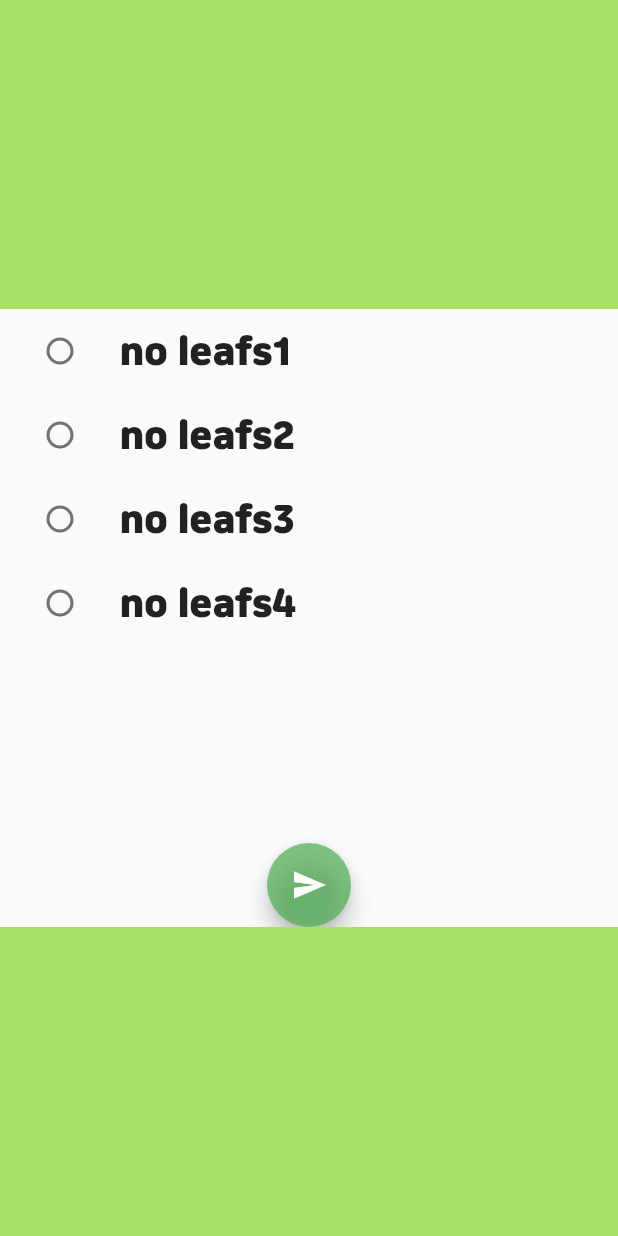
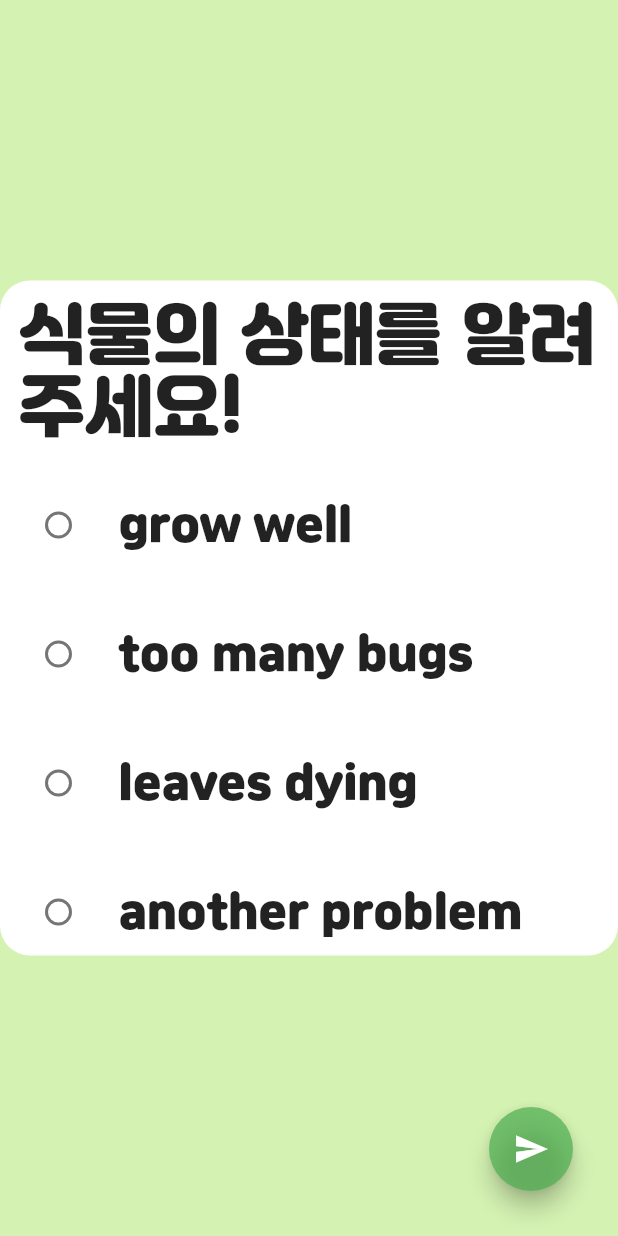
Before and after one commit to leedinf/Hachathon_JWJ, a Flutter app: the FeedbackPage screen opened directly with empty values, on a phone screen of 412 x 824 dp. Run offline on Flutter 3.47's test engine with Material 2 defaults, Android fonts, the phone set to English and light mode, and no system bars.

Commit message:
2days night

```diff
--- a/jwj_plantdo/lib/bad_page.dart
+++ b/jwj_plantdo/lib/bad_page.dart
@@ -45,8 +45,8 @@ class BadPage extends StatelessWidget {
             },
             child: Card(
               child: ListTile(
-                title: Text(flower.name),
-                subtitle: Text(flower.nickname),
+                title: Center(child: Text(flower.name)),
+                subtitle: Center(child: Text(flower.nickname)),
               ),
             ),
           ),
--- a/jwj_plantdo/lib/feed_back.dart
+++ b/jwj_plantdo/lib/feed_back.dart
@@ -1,3 +1,5 @@
+import 'dart:io';
+
 import 'package:flutter/material.dart';
 import 'package:jwj_plantdo/flower_card.dart';
 import 'package:jwj_plantdo/good_page.dart';
@@ -15,9 +17,12 @@ class _FeedbackPageState extends State<FeedbackPage> {
 
   Widget _buildListTile(String feedbackOption, int feedbackNumber) {
     return ListTile(
+      contentPadding: EdgeInsets.all(15),
+
       title: Text(feedbackOption,style: TextStyle(
-        fontSize: 24
+        fontSize: 30
       ),),
+
       leading: Radio<String>(
         value: feedbackOption,
         groupValue: _selectedFeedback,
@@ -25,44 +30,80 @@ class _FeedbackPageState extends State<FeedbackPage> {
           setState(() {
             _selectedFeedback = value ?? '';
             _selectedFeedbackNumber = feedbackNumber;
+            print(_selectedFeedbackNumber);
           });
         },
       ),
     );
   }
-
   @override
   Widget build(BuildContext context) {
     return Scaffold(
-      body: Column(
-        crossAxisAlignment: CrossAxisAlignment.center,
+
+        backgroundColor: Color(0xFFD4F2B2),
+      body: Stack(
         children: <Widget>[
-          Container(height: MediaQuery.of(context).size.height*0.25,color: Color(0xFFA5E166)),
-          Expanded(
-            child: ListView(
+          Center(
+            child: Container(
+              width: 800,
+              height: 450,
+        decoration: BoxDecoration(
+          borderRadius: BorderRadius.circular(20),
+          color: Colors.white,
+        ),
+              child: Column(
+                children: [
+                  Padding(
+                    padding: const EdgeInsets.all(12.0),
+                    child: Container(
+                      child: Text('식물의 상태를 알려주세요!', style: TextStyle(
+                          fontSize: 45
+                        ),),
+                      decoration: BoxDecoration(
+                        borderRadius: BorderRadius.circular(20)
+                      ),
+                    ),
+                  ),
+                  ListView(
+                    shrinkWrap: true,
                     children: <Widget>[
-                _buildListTile('no leafs1', 1),
-                _buildListTile('no leafs2', 2),
-                _buildListTile('no leafs3', 3),
-                _buildListTile('no leafs4', 4),
+                      _buildListTile('grow well', 1),
+                      _buildListTile('too many bugs', 2),
+                      _buildListTile('leaves dying', 3),
+                      _buildListTile('another problem', 4),
+                    ],
+                  ),
                 ],
               ),
             ),
-          Container(
+          ),
+          Positioned(
+            right: 30,
+            bottom: 30,
+            child: Container(
               child: FloatingActionButton(
                 onPressed: () {
+                  //김명준함수(_selectedFeedbackNumber)
+                  if(_selectedFeedbackNumber!=0) {
+                    ScaffoldMessenger.of(context).showSnackBar(SnackBar(
+
+                      content: Center(child: Text('고마워요 !')),
+                      duration: Duration(seconds: 3), // 메시지가 표시되는 시간 (3초)
+                    ));
+
                     Navigator.push(
                       context,
                       MaterialPageRoute(
                         builder: (context) => GoodPage(flower: widget.flower),
                       ),
                     );
+                  }
                 },
                 backgroundColor: Colors.green.withOpacity(0.7),
                 child: const Icon(Icons.send),
               ),
             ),
-          Container(height: MediaQuery.of(context).size.height*0.25,color: Color(0xFFA5E166)),
+          ),
         ],
       ),
     );
--- a/jwj_plantdo/lib/flower_card.dart
+++ b/jwj_plantdo/lib/flower_card.dart
@@ -142,7 +142,7 @@ class FlowerCard extends StatelessWidget {
             child: Padding(
               padding: const EdgeInsets.all(8.0),
               child: Column(
-                crossAxisAlignment: CrossAxisAlignment.start,
+                crossAxisAlignment: CrossAxisAlignment.center,
                 children: <Widget>[
                   Text(
                     flower.name,
--- a/jwj_plantdo/lib/good_page.dart
+++ b/jwj_plantdo/lib/good_page.dart
@@ -18,10 +18,7 @@ class GoodPage extends StatelessWidget {
     String imgstr = '';
     if (flower.humidity > flower.best + 5) {
       imgstr = 'assets/full.jpg';
-    } else {
-      imgstr = 'assets/smileface.gif';
     }
-
     else{
       imgstr='assets/smile.png';
     }
--- a/jwj_plantdo/pubspec.yaml
+++ b/jwj_plantdo/pubspec.yaml
@@ -30,8 +30,8 @@ environment:
 dependencies:
   flutter:
     sdk: flutter
-
-
+  provider: ^5.0.0
+  fluttertoast: ^8.0.8
   # The following adds the Cupertino Icons font to your application.
   # Use with the CupertinoIcons class for iOS style icons.
   cupertino_icons: ^1.0.2
```
Also changed, not shown: jwj_plantdo/assets/smile.png, jwj_plantdo/pubspec.lock. Lines whose indentation alone changed are shown as unchanged.
